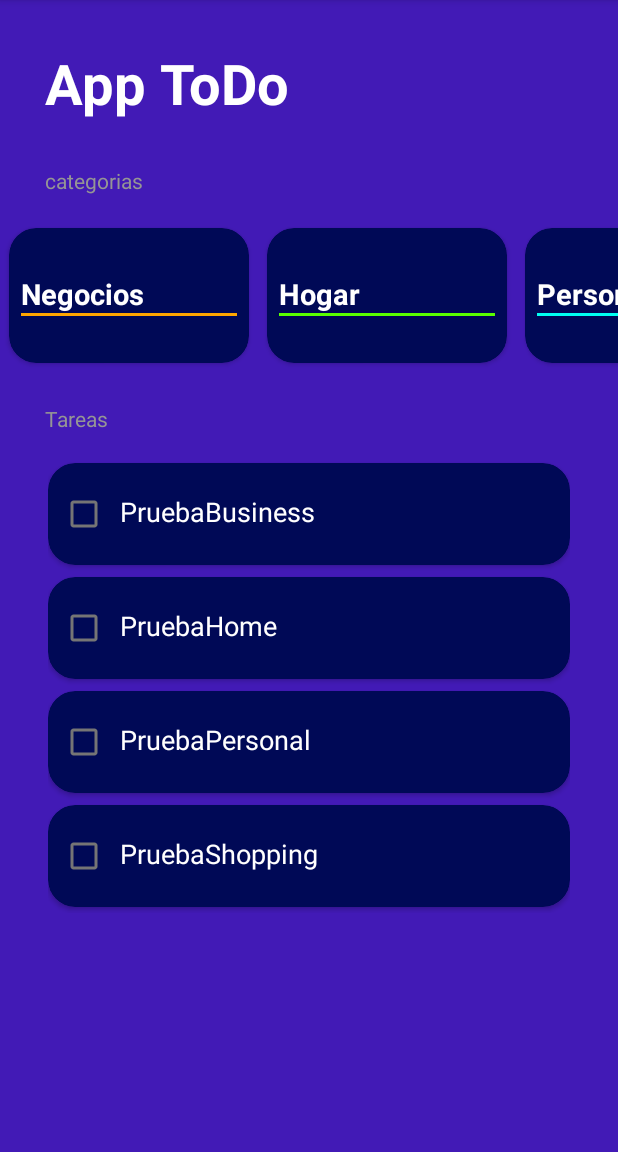
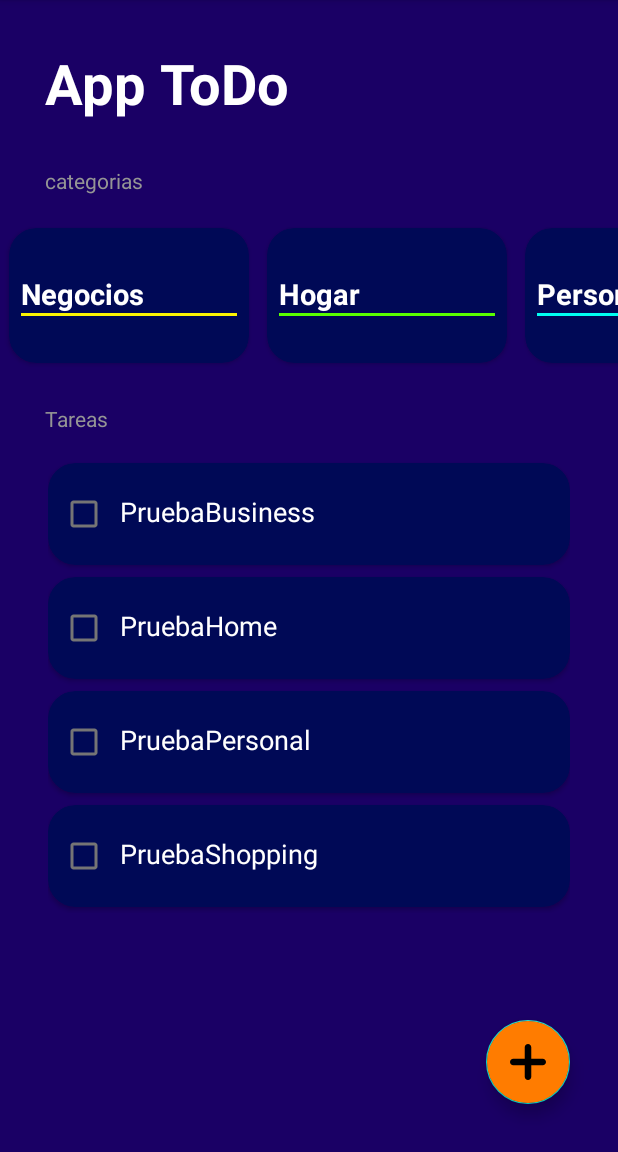
Before and after one commit to Talaf37/To-Do-practica, an Android app: the screen it shows after launch (MainActivity), on a phone screen of 412 x 824 dp, the part 84-1236 px from its top. Run offline under Robolectric (Android 15) with nearby library versions, the phone set to English and light mode, and no system bars.

Commit message:
Created the view to add "ToDos"

```diff
--- a/app/src/main/java/com/example/todo_app/CategoriesViewHolder.kt
+++ b/app/src/main/java/com/example/todo_app/CategoriesViewHolder.kt
@@ -19,7 +19,7 @@ class CategoriesViewHolder(view: View) : RecyclerView.ViewHolder(view) {
             TaskCategory.Business -> {
                 CategoryNameTextView.text = "Negocios"
                 divider.setBackgroundColor(
-                    ContextCompat.getColor(divider.context, R.color.buisness_category)
+                    ContextCompat.getColor(divider.context, R.color.business_category)
                 )
             }
             TaskCategory.Home -> {
--- a/app/src/main/java/com/example/todo_app/MainActivity.kt
+++ b/app/src/main/java/com/example/todo_app/MainActivity.kt
@@ -1,11 +1,13 @@
 package com.example.todo_app
 
+import android.app.Dialog
 import androidx.appcompat.app.AppCompatActivity
 import android.os.Bundle
 import androidx.recyclerview.widget.LinearLayoutManager
 import androidx.recyclerview.widget.RecyclerView
 import com.example.myapplication.R
 import com.example.todo_app.TaskCategory.*
+import com.google.android.material.floatingactionbutton.FloatingActionButton
 
 class MainActivity : AppCompatActivity() {
 
@@ -29,16 +31,30 @@ class MainActivity : AppCompatActivity() {
     private lateinit var rvTasks: RecyclerView
     private lateinit var tasksAdapter: TasksAdapter
 
+    private lateinit var FabAddTask:FloatingActionButton
+
     override fun onCreate(savedInstanceState: Bundle?) {
         super.onCreate(savedInstanceState)
         setContentView(R.layout.activity_main)
         initComponent()
         initUI()
+        initListeners()
+    }
+
+    private fun initListeners() {
+        FabAddTask.setOnClickListener {
+
+        }
+    }
+
+    private fun ShowDialog(){
+        val dialog = Dialog(this)
     }
 
     private fun initComponent() {
         rvCategories = findViewById(R.id.rvCategories)
         rvTasks = findViewById(R.id.rvTasks)
+        FabAddTask = findViewById(R.id.FabAddTask)
     }
 
     private fun initUI() {
--- /dev/null
+++ b/app/src/main/res/drawable/ic_plus.xml
@@ -0,0 +1,9 @@
+<vector xmlns:android="http://schemas.android.com/apk/res/android"
+    android:width="800dp"
+    android:height="800dp"
+    android:viewportWidth="45.402"
+    android:viewportHeight="45.402">
+  <path
+      android:pathData="M41.267,18.557H26.832V4.134C26.832,1.851 24.99,0 22.707,0c-2.283,0 -4.124,1.851 -4.124,4.135v14.432H4.141c-2.283,0 -4.139,1.851 -4.138,4.135c-0.001,1.141 0.46,2.187 1.207,2.934c0.748,0.749 1.78,1.222 2.92,1.222h14.453V41.27c0,1.142 0.453,2.176 1.201,2.922c0.748,0.748 1.777,1.211 2.919,1.211c2.282,0 4.129,-1.851 4.129,-4.133V26.857h14.435c2.283,0 4.134,-1.867 4.133,-4.15C45.399,20.425 43.548,18.557 41.267,18.557z"
+      android:fillColor="#000000"/>
+</vector>
--- a/app/src/main/res/layout/activity_main.xml
+++ b/app/src/main/res/layout/activity_main.xml
@@ -1,5 +1,13 @@
 <?xml version="1.0" encoding="utf-8"?>
-<LinearLayout xmlns:android="http://schemas.android.com/apk/res/android"
+<FrameLayout
+    xmlns:android="http://schemas.android.com/apk/res/android"
+    xmlns:app="http://schemas.android.com/apk/res-auto"
+    xmlns:tools="http://schemas.android.com/tools"
+    android:layout_width="match_parent"
+    android:layout_height="match_parent">
+
+
+    <LinearLayout
         android:layout_width="match_parent"
         android:layout_height="match_parent"
         android:background="@color/BackgroundColor"
@@ -42,11 +50,23 @@
             />
 
         <androidx.recyclerview.widget.RecyclerView
+            android:layout_width="match_parent"
+            android:layout_height="wrap_content"
             android:layout_marginHorizontal="32dp"
             android:layout_marginTop="16dp"
             android:id="@+id/rvTasks"
-        android:layout_width="match_parent"
-        android:layout_height="wrap_content"
             />
 
     </LinearLayout>
+    <com.google.android.material.floatingactionbutton.FloatingActionButton
+        android:id="@+id/FabAddTask"
+        android:layout_width="wrap_content"
+        android:layout_height="wrap_content"
+        android:src="@drawable/ic_plus"
+        android:backgroundTint="@color/FabAddTask"
+        android:layout_margin="32dp"
+        app:fabSize="auto"
+        tools:ignore="ContentDescription"
+        android:layout_gravity="end|bottom"
+        />
+</FrameLayout>
--- a/app/src/main/res/values/colors.xml
+++ b/app/src/main/res/values/colors.xml
@@ -9,11 +9,12 @@
     <color name="white">#FFFFFFFF</color>
 
     //creados
-    <color name="BackgroundColor">#421AB6</color>
+    <color name="BackgroundColor">#1A0065</color>
     <color name="SubtitleTextColor">#959595</color>
     <color name="background_card">#000956</color>
-    <color name="buisness_category">#FFA600</color>
+    <color name="business_category">#FCF402</color>
     <color name="home_category">#59FF00</color>
     <color name="personal_category">#00FFF3</color>
     <color name="shopping_category">#FF0000</color>
+    <color name="FabAddTask">#FF7C00</color>
 </resources>
--- a/app/src/main/res/values/strings.xml
+++ b/app/src/main/res/values/strings.xml
@@ -9,4 +9,7 @@
     <string name="todo_categories">categorias</string>
     <string name="prueba">PRUEBA</string>
     <string name="todo_tasks">Tareas</string>
+    <string name="Añadir_tarea">Añade la Tarea</string>
+    <string name="negocios">Negocios</string>
+    <string name="Shoping">Compras</string>
 </resources>
```
Also changed, not shown: app/src/main/res/layout/dialog_task.xml (added, +62 -0 lines). Lines whose indentation alone changed are shown as unchanged.
